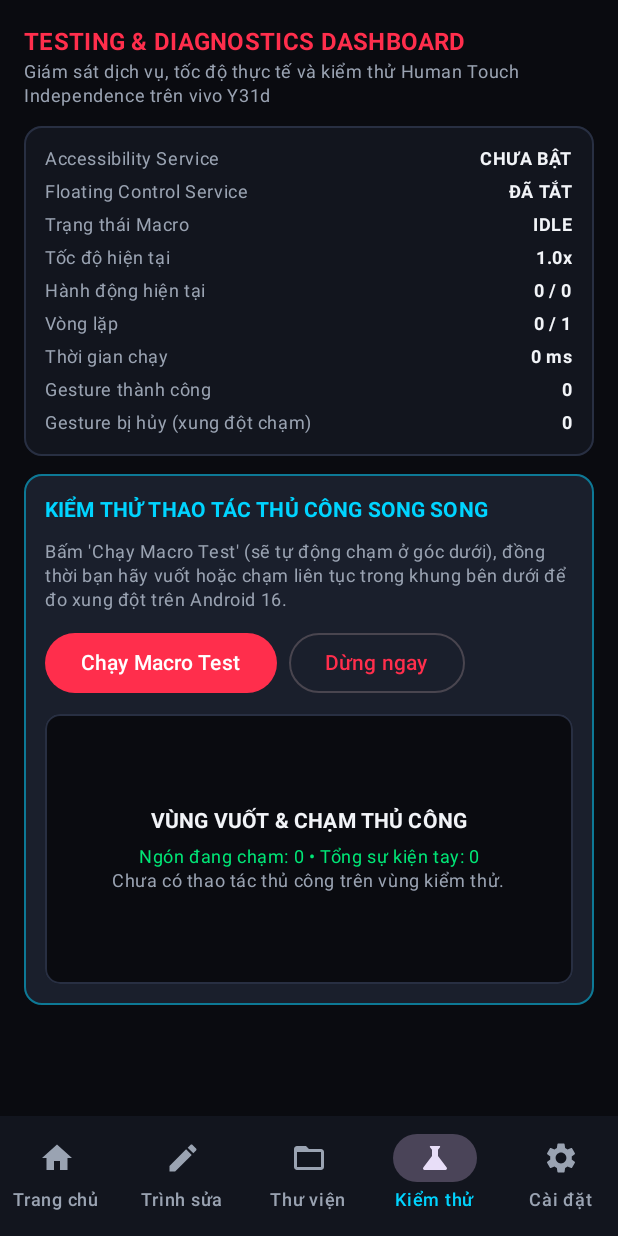
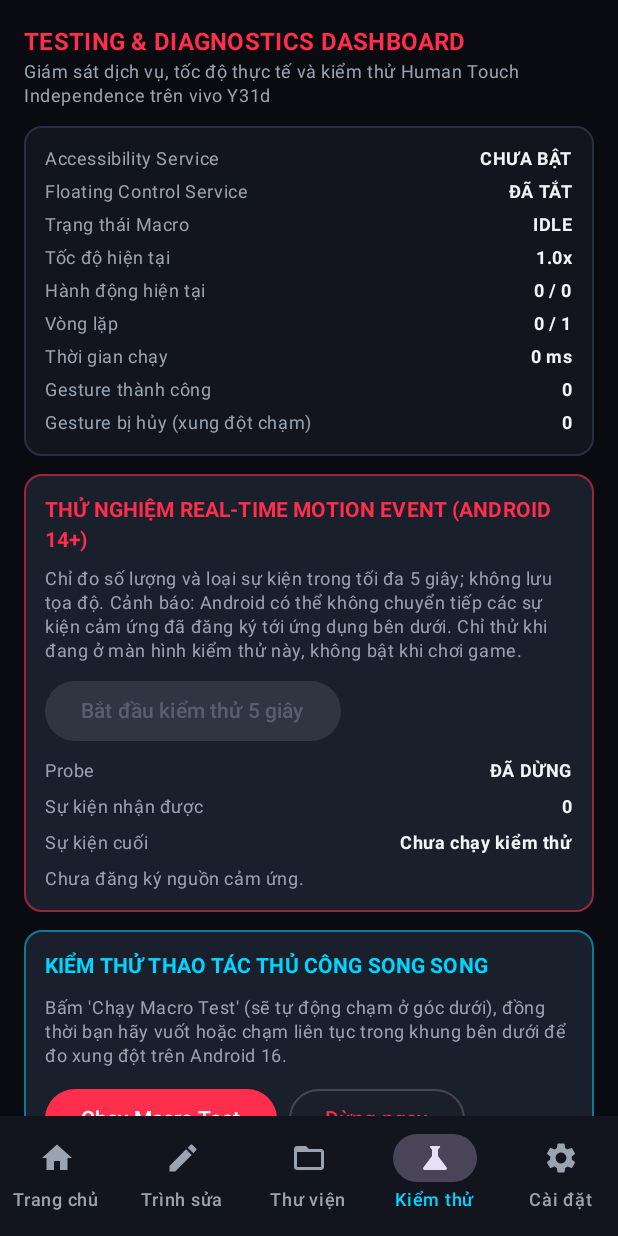
Before and after one commit to thanhtuanlk2008-collab/Build-MacroAndroid-Debug-APK, an Android app built with Jetpack Compose: the screen it shows after launch (MainActivity), item 4 of the bottom bar chosen, on a phone screen of 412 x 824 dp. Run offline under Robolectric (Android 15) with nearby library versions, the phone set to English and light mode, and no system bars; our stand-ins replace Room's generated code.

Commit message:
Add safe five-second realtime probe diagnostics UI

```diff
--- a/MacroAndroid_GitHub_Actions_Ready/MacroAndroid/app/src/main/java/com/macro/app/ui/testing/TestingDashboardScreen.kt
+++ b/MacroAndroid_GitHub_Actions_Ready/MacroAndroid/app/src/main/java/com/macro/app/ui/testing/TestingDashboardScreen.kt
@@ -36,6 +36,7 @@ import androidx.compose.ui.input.pointer.pointerInteropFilter
 import androidx.compose.ui.text.font.FontWeight
 import androidx.compose.ui.unit.dp
 import com.macro.app.engine.PlaybackTelemetry
+import com.macro.app.service.RealtimeProbeStatus
 import com.macro.app.model.ActionType
 import com.macro.app.model.GameCategory
 import com.macro.app.model.Macro
@@ -51,7 +52,9 @@ fun TestingDashboardScreen(
     telemetry: PlaybackTelemetry,
     currentSpeed: Float,
     onRunTouchConflictTestMacro: (Macro) -> Unit,
-    onStopMacro: () -> Unit
+    onStopMacro: () -> Unit,
+    realtimeProbe: RealtimeProbeStatus,
+    onStartRealtimeProbe: () -> Unit
 ) {
     var activePointers by remember { mutableIntStateOf(0) }
     var totalHumanEvents by remember { mutableIntStateOf(0) }
@@ -102,6 +105,45 @@ fun TestingDashboardScreen(
                             color = GamingColors.CrimsonRed
                         )
                     }
+                }
+            }
+        }
+
+        item {
+            Card(
+                colors = CardDefaults.cardColors(containerColor = GamingColors.ElevatedCard),
+                border = BorderStroke(1.dp, GamingColors.CrimsonRed.copy(alpha = 0.55f)),
+                shape = RoundedCornerShape(12.dp)
+            ) {
+                Column(
+                    modifier = Modifier.padding(14.dp),
+                    verticalArrangement = Arrangement.spacedBy(8.dp)
+                ) {
+                    Text(
+                        text = "THỬ NGHIỆM REAL-TIME MOTION EVENT (ANDROID 14+)",
+                        style = MaterialTheme.typography.labelLarge,
+                        fontWeight = FontWeight.Bold,
+                        color = GamingColors.CrimsonRed
+                    )
+                    Text(
+                        text = "Chỉ đo số lượng và loại sự kiện trong tối đa 5 giây; không lưu tọa độ. Cảnh báo: Android có thể không chuyển tiếp các sự kiện cảm ứng đã đăng ký tới ứng dụng bên dưới. Chỉ thử khi đang ở màn hình kiểm thử này, không bật khi chơi game.",
+                        style = MaterialTheme.typography.bodySmall,
+                        color = GamingColors.TextSecondary
+                    )
+                    Button(
+                        onClick = onStartRealtimeProbe,
+                        enabled = !realtimeProbe.active && isAccessibilityConnected
+                    ) {
+                        Text(if (realtimeProbe.active) "ĐANG KIỂM THỬ…" else "Bắt đầu kiểm thử 5 giây")
+                    }
+                    TelemetryRow("Probe", if (realtimeProbe.active) "ĐANG CHẠY" else "ĐÃ DỪNG")
+                    TelemetryRow("Sự kiện nhận được", realtimeProbe.eventCount.toString())
+                    TelemetryRow("Sự kiện cuối", realtimeProbe.lastAction)
+                    Text(
+                        text = realtimeProbe.message,
+                        style = MaterialTheme.typography.bodySmall,
+                        color = GamingColors.TextSecondary
+                    )
                 }
             }
         }
```
